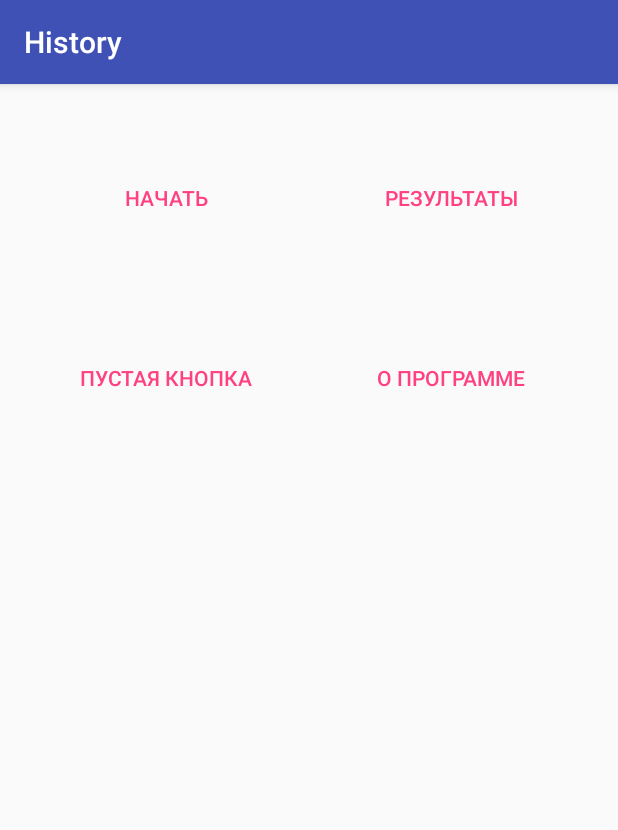
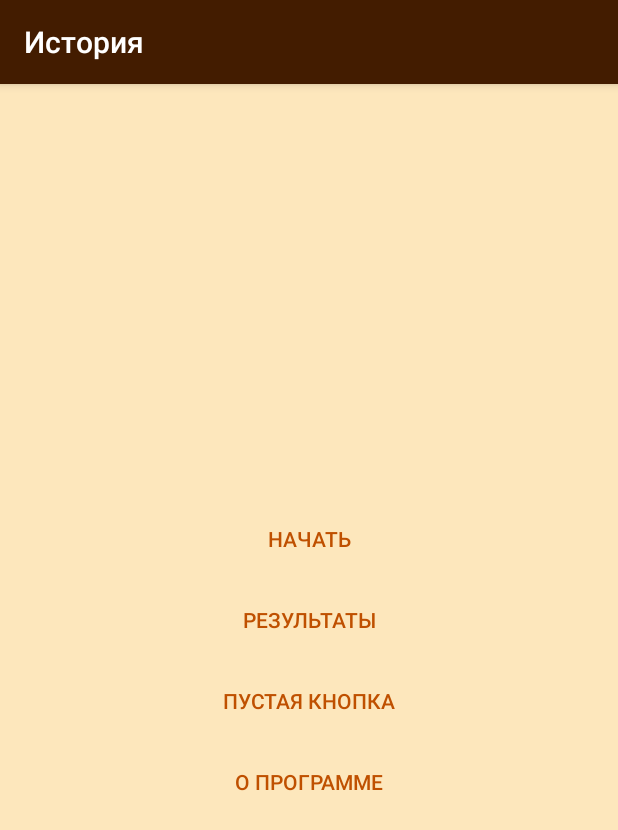
Before and after one commit to olegastor/historyapp2, an Android app: the screen it shows after launch (MainActivity), on a phone screen of 412 x 824 dp. Shown: the top 830 px of the screen. Run offline under Robolectric (Android 15) with nearby library versions, the phone set to English and light mode, and no system bars.

Commit message:
refresh type 1+2

```diff
--- a/app/src/main/java/by/znaj/rogachev2/historyapptest/DatabaseHelper.java
+++ b/app/src/main/java/by/znaj/rogachev2/historyapptest/DatabaseHelper.java
@@ -22,6 +22,7 @@ public class DatabaseHelper extends SQLiteOpenHelper {
     public static final String TABLE_ANSWERS = "answers";
     public static final String TABLE_RESULTS = "results";
     public static final String TABLE_VOCABULARY = "vocabulary";
+    public static final String TABLE_MEMO = "memo";
     public static final String COLUMN_ID = "_id";
     public static final String COLUMN_NAME = "name";
 
--- a/app/src/main/res/layout/activity_main.xml
+++ b/app/src/main/res/layout/activity_main.xml
@@ -3,31 +3,38 @@
     android:orientation="vertical"
     android:layout_width="match_parent"
     android:layout_height="match_parent"
-    android:padding="16dp">
+    android:padding="16dp"
+    android:gravity="center">
 
-    <LinearLayout
-        android:layout_width="match_parent"
-        android:layout_height="120dp"
-        android:orientation="horizontal">
 
     <Button
         android:id="@+id/beginButton"
         style="?android:attr/buttonBarButtonStyle"
-            android:layout_width="0dp"
-            android:layout_height="match_parent"
-            android:layout_weight="1"
+        android:layout_width="match_parent"
+        android:layout_height="wrap_content"
         android:text="Начать" />
 
     <Button
         android:id="@+id/resultsButton"
         style="?android:attr/buttonBarButtonStyle"
-            android:layout_width="0dp"
-            android:layout_height="match_parent"
-            android:layout_weight="1"
+        android:layout_width="match_parent"
+        android:layout_height="wrap_content"
         android:text="Результаты" />
-    </LinearLayout>
+    <Button
+        android:id="@+id/controlButton"
+        style="?android:attr/buttonBarButtonStyle"
+        android:layout_width="match_parent"
+        android:layout_height="wrap_content"
+        android:text="Пустая кнопка" />
 
-    <LinearLayout
+    <Button
+        android:id="@+id/aboutButton"
+        style="?android:attr/buttonBarButtonStyle"
+        android:layout_width="match_parent"
+        android:layout_height="wrap_content"
+        android:text="О программе" />
+
+    <!--<LinearLayout
         android:layout_width="match_parent"
         android:layout_height="120dp"
         android:orientation="horizontal">
@@ -47,6 +54,6 @@
             android:layout_height="match_parent"
             android:layout_weight="1"
             android:text="О программе" />
-    </LinearLayout>
+    </LinearLayout>-->
 
 </LinearLayout>
--- a/app/src/main/res/values-v21/styles.xml
+++ b/app/src/main/res/values-v21/styles.xml
@@ -3,8 +3,10 @@
 
     <style name="AppTheme" parent="Theme.AppCompat.Light.DarkActionBar">
         <!-- Customize your theme here. -->
-        <item name="colorPrimary">@color/colorPrimary</item>
+        <item name="colorPrimary">@color/colorBrown</item>
         <item name="colorPrimaryDark">@color/colorPrimaryDark</item>
-        <item name="colorAccent">@color/colorAccent</item>
+        <item name="colorAccent">@color/colorLightBrown</item>
+        <item name="android:colorBackground">@color/colorBack</item>
+        <item name="android:statusBarColor">@color/colorBrown</item>
     </style>
 </resources>
--- a/app/src/main/res/values/colors.xml
+++ b/app/src/main/res/values/colors.xml
@@ -6,5 +6,7 @@
     <color name="colorRed">#f92e2e</color>
     <color name="colorGreen">#30f929</color>
     <color name="colorGrey">#737472</color>
-
+    <color name="colorBack">#fde7bc</color>
+    <color name="colorBrown">#431c00</color>
+    <color name="colorLightBrown">#bf5000</color>
 </resources>
--- a/app/src/main/res/values/strings.xml
+++ b/app/src/main/res/values/strings.xml
@@ -1,5 +1,5 @@
 <resources>
-    <string name="app_name">History</string>
+    <string name="app_name">История</string>
 
     <!-- TODO: Remove or change this placeholder text -->
     <string name="hello_blank_fragment">Hello blank fragment</string>
--- a/app/src/main/res/values/styles.xml
+++ b/app/src/main/res/values/styles.xml
@@ -3,9 +3,10 @@
     <!-- Base application theme. -->
     <style name="AppTheme" parent="Theme.AppCompat.Light.DarkActionBar">
         <!-- Customize your theme here. -->
-        <item name="colorPrimary">@color/colorPrimary</item>
+        <item name="colorPrimary">@color/colorBrown</item>
         <item name="colorPrimaryDark">@color/colorPrimaryDark</item>
-        <item name="colorAccent">@color/colorAccent</item>
+        <item name="colorAccent">@color/colorLightBrown</item>
+        <item name="android:colorBackground">@color/colorBack</item>
     </style>
 
     <style name="AppTheme.NoActionBar">
```
Also changed, not shown: app/src/main/AndroidManifest.xml (+3 -5 lines), app/src/main/java/by/znaj/rogachev2/historyapptest/MemoActivity.java (added, +49 -0 lines), app/src/main/java/by/znaj/rogachev2/historyapptest/TestActivity.java (+11 -2 lines), app/src/main/java/by/znaj/rogachev2/historyapptest/ThemeActivity.java (+4 -5 lines), app/src/main/java/by/znaj/rogachev2/historyapptest/VocabularyActivity.java (+4 -5 lines), app/src/main/res/layout/activity_memo.xml (added, +13 -0 lines), app/src/main/res/drawable/t2.JPG (added), 1 other file. Lines whose indentation alone changed are shown as unchanged.
